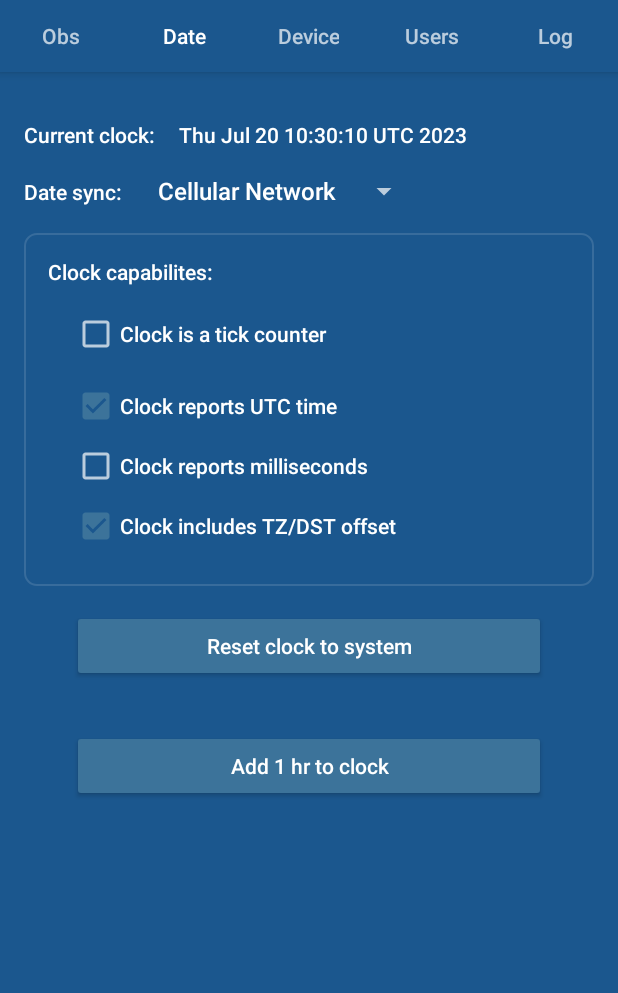
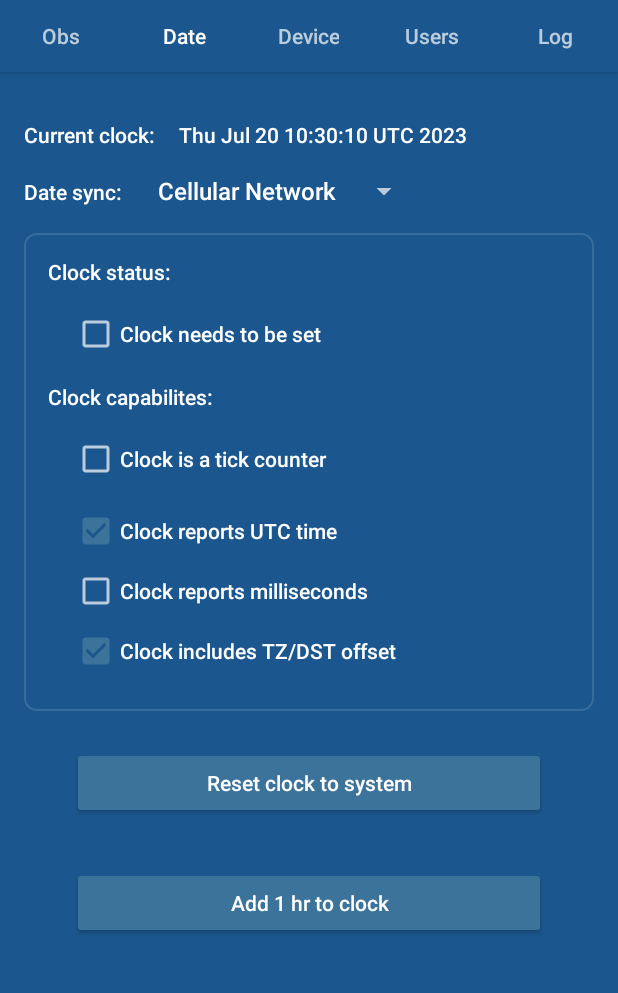
Before and after one commit to philips-labs/BLE-GHS-Server-Simulator, an Android app: the screen it shows after launch (MainActivity), tab 2 chosen, on a phone screen of 412 x 824 dp, the part 89-1082 px from its top. Run offline under Robolectric (Android 15) with nearby library versions, the phone set to English and light mode, and no system bars; our stand-ins replace Timber; libraries missing offline, so code that uses them is left out: com.welie.blessed; 11 statements that could not run were skipped.

Commit message:
added UI for "clock needs to be set"

```diff
--- a/app/src/main/res/layout-land/fragment_date.xml
+++ b/app/src/main/res/layout-land/fragment_date.xml
@@ -108,6 +108,19 @@
             android:layout_weight="0.50"
             android:orientation="vertical"
             android:paddingTop="16dp">
+            <TextView
+                android:layout_width="match_parent"
+                android:layout_height="wrap_content"
+                android:layout_marginBottom="16dp"
+                android:text="@string/clockStatus" />
+            <CheckBox
+                android:id="@+id/choiceClockNeedsToBeSet"
+                android:layout_width="match_parent"
+                android:layout_height="wrap_content"
+                android:layout_marginStart="16dp"
+                android:layout_marginBottom="8dp"
+                android:text="@string/clockNeedsToBeSet" />
+
                 <TextView
                     android:layout_width="match_parent"
                     android:layout_height="wrap_content"
--- a/app/src/main/res/layout/fragment_date.xml
+++ b/app/src/main/res/layout/fragment_date.xml
@@ -76,6 +76,12 @@
 
         </LinearLayout>
 
+        <ScrollView
+            android:layout_width="match_parent"
+            android:layout_height="0dp"
+            android:layout_marginBottom="8dp"
+            android:layout_weight="1"
+            android:fadeScrollbars="false" >
 
     <LinearLayout
         android:layout_width="match_parent"
@@ -84,6 +90,18 @@
         android:orientation="vertical"
         android:background="@drawable/selector_fieldset_background">
 
+        <TextView
+            android:layout_width="match_parent"
+            android:layout_height="wrap_content"
+            android:layout_marginBottom="16dp"
+            android:text="@string/clockStatus" />
+        <CheckBox
+            android:id="@+id/choiceClockNeedsToBeSet"
+            android:layout_width="match_parent"
+            android:layout_height="wrap_content"
+            android:layout_marginStart="16dp"
+            android:layout_marginBottom="16dp"
+            android:text="@string/clockNeedsToBeSet" />
 
     <TextView
             android:layout_width="match_parent"
@@ -123,6 +141,7 @@
             android:layout_marginBottom="8dp"
             android:text="@string/clockIncludesTZ" />
     </LinearLayout>
+        </ScrollView>
 
         <Button
             android:id="@+id/btnResetClock"
--- a/app/src/main/res/values/strings.xml
+++ b/app/src/main/res/values/strings.xml
@@ -63,7 +63,9 @@
     <string name="serverClock">Current clock:</string>
     <string name="tickCounter">Tick counter:</string>
     <string name="dateSyncMethod">Date sync:</string>
+    <string name="clockStatus">Clock status:</string>
     <string name="clockCapabilities">Clock capabilites:</string>
+    <string name="clockNeedsToBeSet">Clock needs to be set</string>
     <string name="clockTickCounter">Clock is a tick counter</string>
     <string name="clockUTCTime">Clock reports UTC time</string>
     <string name="clockMilliseconds">Clock reports milliseconds</string>
```
Also changed, not shown: app/src/main/java/com/philips/btserver/generichealthservice/ElapsedTimeService.kt (+9 -2 lines), app/src/main/java/com/philips/btserverapp/DateFragment.kt (+13 -0 lines).
